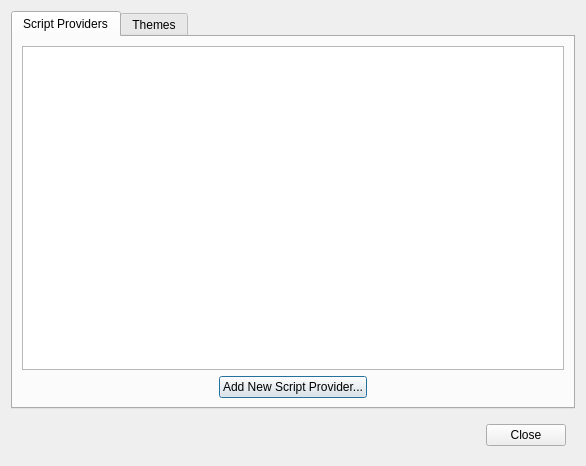
Above: products/RAT-STATS/rstats_ui/src/UIRStatsSettingsManager.ui from cbtek/RStats2017 before the change. Below: the same form after it.
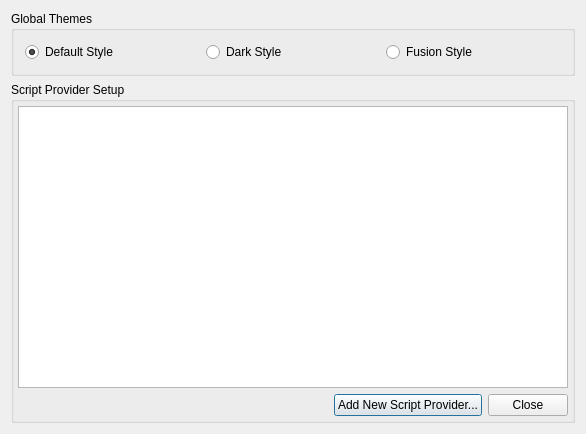
That is the form after the change.

Commit message: Adding contrib folder Updated Settings

```diff
--- a/products/RAT-STATS/rstats_ui/src/UIRStatsSettingsManager.ui
+++ b/products/RAT-STATS/rstats_ui/src/UIRStatsSettingsManager.ui
@@ -7,7 +7,7 @@
     <x>0</x>
     <y>0</y>
     <width>586</width>
-    <height>466</height>
+    <height>434</height>
    </rect>
   </property>
   <property name="windowTitle">
@@ -15,22 +15,75 @@
   </property>
   <layout class="QVBoxLayout" name="verticalLayout_3">
    <item>
-    <widget class="QTabWidget" name="m_twSettings">
-     <property name="currentIndex">
-      <number>0</number>
+    <widget class="QGroupBox" name="verticalGroupBox">
+     <property name="title">
+      <string>Global Themes</string>
      </property>
-     <widget class="QWidget" name="m_tbScriptProviders">
-      <attribute name="title">
-       <string>Script Providers</string>
-      </attribute>
-      <layout class="QVBoxLayout" name="verticalLayout">
+     <layout class="QHBoxLayout" name="horizontalLayout_3">
+      <property name="leftMargin">
+       <number>11</number>
+      </property>
+      <property name="topMargin">
+       <number>11</number>
+      </property>
+      <property name="rightMargin">
+       <number>11</number>
+      </property>
+      <property name="bottomMargin">
+       <number>11</number>
+      </property>
+      <item>
+       <widget class="QRadioButton" name="m_rdbDefault">
+        <property name="text">
+         <string>Default Style</string>
+        </property>
+        <property name="checked">
+         <bool>true</bool>
+        </property>
+       </widget>
+      </item>
+      <item>
+       <widget class="QRadioButton" name="m_rdbDark">
+        <property name="text">
+         <string>Dark Style</string>
+        </property>
+       </widget>
+      </item>
+      <item>
+       <widget class="QRadioButton" name="m_rdbFusion">
+        <property name="text">
+         <string>Fusion Style</string>
+        </property>
+       </widget>
+      </item>
+     </layout>
+    </widget>
+   </item>
+   <item>
+    <widget class="QGroupBox" name="verticalGroupBox_2">
+     <property name="title">
+      <string>Script Provider Setup</string>
+     </property>
+     <layout class="QVBoxLayout" name="verticalLayout_2">
+      <property name="leftMargin">
+       <number>4</number>
+      </property>
+      <property name="topMargin">
+       <number>4</number>
+      </property>
+      <property name="rightMargin">
+       <number>4</number>
+      </property>
+      <property name="bottomMargin">
+       <number>4</number>
+      </property>
        <item>
         <widget class="QTableWidget" name="m_tblScriptProviders"/>
        </item>
        <item>
         <layout class="QHBoxLayout" name="horizontalLayout_2">
          <item>
-          <spacer name="horizontalSpacer_2">
+         <spacer name="horizontalSpacer">
            <property name="orientation">
             <enum>Qt::Horizontal</enum>
            </property>
@@ -50,57 +103,13 @@
           </widget>
          </item>
          <item>
-          <spacer name="horizontalSpacer_3">
-           <property name="orientation">
-            <enum>Qt::Horizontal</enum>
-           </property>
-           <property name="sizeHint" stdset="0">
-            <size>
-             <width>40</width>
-             <height>20</height>
-            </size>
-           </property>
-          </spacer>
-         </item>
-        </layout>
-       </item>
-      </layout>
-     </widget>
-     <widget class="QWidget" name="m_tbThemes">
-      <attribute name="title">
-       <string>Themes</string>
-      </attribute>
-     </widget>
-    </widget>
-   </item>
-   <item>
-    <widget class="QFrame" name="horizontalFrame">
-     <property name="sizePolicy">
-      <sizepolicy hsizetype="Preferred" vsizetype="Fixed">
-       <horstretch>0</horstretch>
-       <verstretch>0</verstretch>
-      </sizepolicy>
-     </property>
-     <layout class="QHBoxLayout" name="horizontalLayout">
-      <item>
-       <spacer name="horizontalSpacer">
-        <property name="orientation">
-         <enum>Qt::Horizontal</enum>
-        </property>
-        <property name="sizeHint" stdset="0">
-         <size>
-          <width>40</width>
-          <height>20</height>
-         </size>
-        </property>
-       </spacer>
-      </item>
-      <item>
        <widget class="QPushButton" name="m_btnClose">
         <property name="text">
          <string>Close</string>
         </property>
        </widget>
+        </item>
+       </layout>
       </item>
      </layout>
     </widget>
```
Lines whose indentation alone changed are shown as unchanged. The commit also changes 30 other files.
